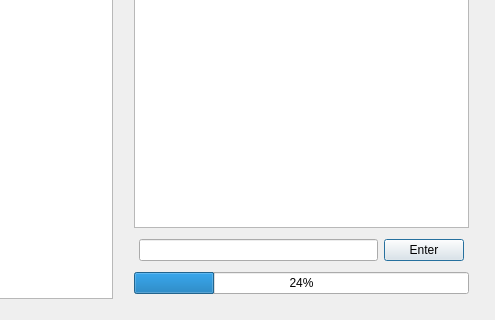
Qt form adventureGame.ui (marisakaupert/adventureGame) before a commit; both pictures show x 253 to 748 and y 261 to 581 of the 748 by 581 pixel window.
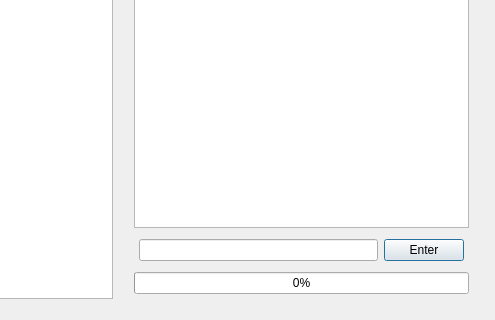
The same form after that commit.

Commit message: add barebones gui with pyside

Patch:
```diff
--- a/adventureGame.ui
+++ b/adventureGame.ui
@@ -72,7 +72,7 @@
          <item>
           <widget class="QProgressBar" name="playerProgressBar">
            <property name="value">
-            <number>24</number>
+            <number>0</number>
            </property>
           </widget>
          </item>
```
The commit also changes 1 other file.
